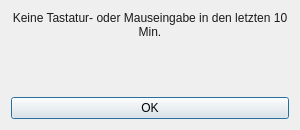
AlexanderKaess/HealthAndProductivityAssistant, file ui/InactivityDialog.ui: the form before one commit.
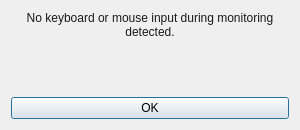
The form after the commit.

Commit message: add inactivity monitoring

Patch:
```diff
--- a/ui/InactivityDialog.ui
+++ b/ui/InactivityDialog.ui
@@ -35,7 +35,7 @@
       <string>font-size: 12px; color: #1a1a1a;</string>
      </property>
      <property name="text">
-      <string>Keine Tastatur- oder Mauseingabe in den letzten 10 Min.</string>
+      <string>No keyboard or mouse input during monitoring detected.</string>
      </property>
      <property name="alignment">
       <set>Qt::AlignmentFlag::AlignHCenter</set>
```
The commit also changes 7 other files.
